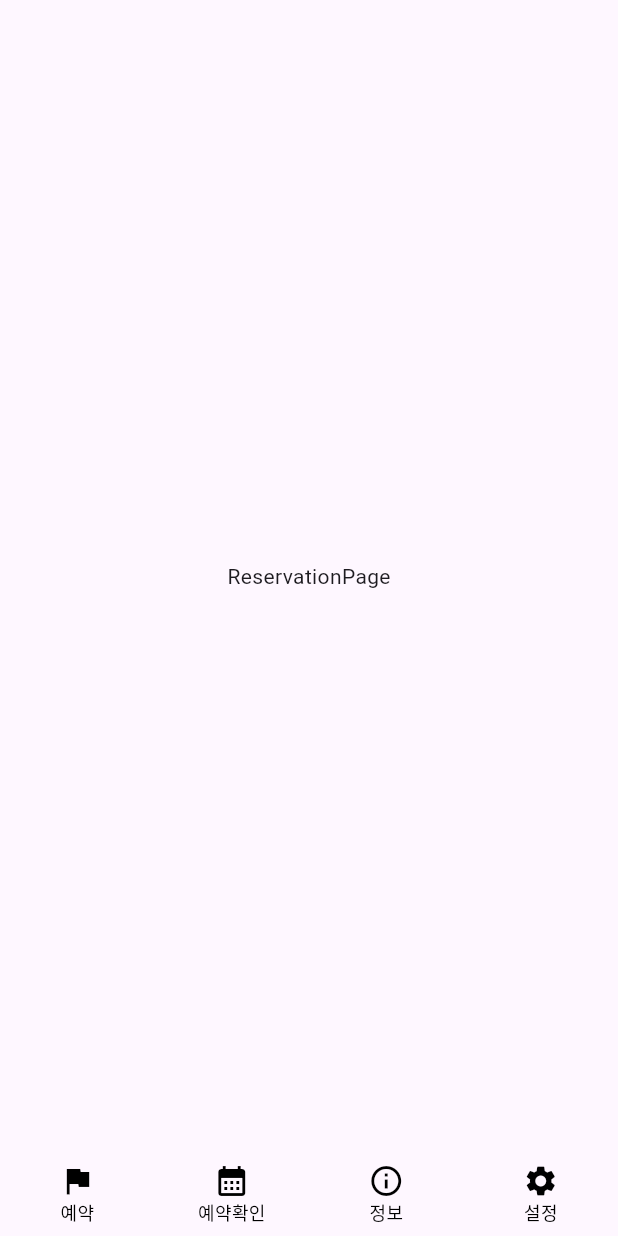
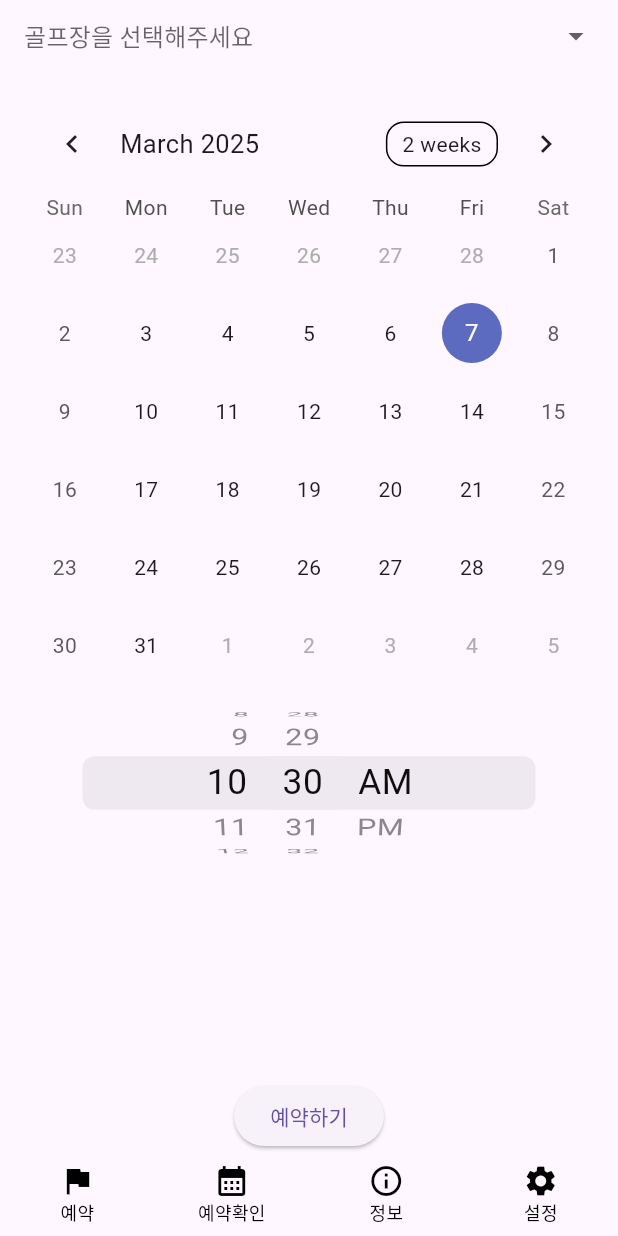
Before and after one commit to ksh20531/sunvally_macro_app, a Flutter app: the screen it shows after launch, on a phone screen of 412 x 824 dp. Run offline on Flutter 3.47's test engine with Material 3 defaults, Android fonts, the phone set to English and light mode, and no system bars; drawn by our look-alikes of table_calendar; our stand-ins replace get.

Commit message:
feat: 예약 페이지 작성

```diff
--- /dev/null
+++ b/lib/core/constants/golf_fields.dart
@@ -0,0 +1,8 @@
+class GolfFields {
+  static const String test = '테스트';
+  static const String sulAk = '설악';
+  static const String ilJuk = '일죽';
+  static const String yeoJu = '여주';
+
+  static List<String> get fields => [test, sulAk, ilJuk, yeoJu];
+}
--- /dev/null
+++ b/lib/presentation/controllers/reservation_controller.dart
@@ -0,0 +1,51 @@
+import 'package:get/get.dart';
+import 'package:sunvally_macro_app/core/constants/golf_fields.dart';
+
+/// 예약 페이지 컨트롤러
+class ReservationController extends GetxController {
+  final List<String> fields = GolfFields.fields; // 필드 리스트
+  final selectedField = ''.obs; // 선택한 필드
+  final selectedDateTime = DateTime.now().obs; // 선택한 시간
+
+  /// 필드 선택
+  void changeField(String? value) {
+    if (value != null) {
+      selectedField.value = value;
+    }
+  }
+
+  /// 날짜 변경
+  void changeDate(DateTime date) {
+    selectedDateTime.value = DateTime(
+      date.year,
+      date.month,
+      date.day,
+      selectedDateTime.value.hour,
+      selectedDateTime.value.minute,
+    );
+  }
+
+  /// 시간 변경
+  void changeTime(DateTime time) {
+    selectedDateTime.value = DateTime(
+      selectedDateTime.value.year,
+      selectedDateTime.value.month,
+      selectedDateTime.value.day,
+      time.hour,
+      time.minute,
+    );
+  }
+
+  /// 예약
+  void makeReservation() {
+    if (selectedField.value.isEmpty) {
+      Get.snackbar("오류", "골프장을 선택해주세요.");
+      return;
+    }
+
+    if (selectedDateTime.value.isBefore(DateTime.now())) {
+      Get.snackbar("오류", "과거 시간은 예약할 수 없습니다.");
+      return;
+    }
+  }
+}
--- a/lib/presentation/pages/reservation/reservation_page.dart
+++ b/lib/presentation/pages/reservation/reservation_page.dart
@@ -1,11 +1,37 @@
 import 'package:flutter/material.dart';
+import 'package:get/get.dart';
+import 'package:sunvally_macro_app/presentation/controllers/reservation_controller.dart';
+import 'package:sunvally_macro_app/presentation/pages/reservation/widgets/reservation_page_calendar.dart';
+import 'package:sunvally_macro_app/presentation/pages/reservation/widgets/reservation_page_field.dart';
+import 'package:sunvally_macro_app/presentation/pages/reservation/widgets/reservation_page_reserve_button.dart';
+import 'package:sunvally_macro_app/presentation/pages/reservation/widgets/reservation_page_timer.dart';
 
 class ReservationPage extends StatelessWidget {
+  /// 예약 페이지
   const ReservationPage({super.key});
 
   @override
   Widget build(BuildContext context) {
-    print('reserve');
-    return Scaffold(body: Center(child: Text('ReservationPage')));
+    print('ReservationPage');
+    final controller = Get.put(ReservationController());
+
+    return Scaffold(
+      body: SafeArea(
+        child: Padding(
+          padding: const EdgeInsets.fromLTRB(16, 0, 16, 0),
+          child: Column(
+            children: [
+              ReservationPageField(controller: controller), // 필드 선택
+              SizedBox(height: 16),
+              ReservationPageCalendar(controller: controller), // 날짜 선택
+              SizedBox(height: 16),
+              ReservationPageTimer(controller: controller), // 시간 선택
+              Spacer(),
+              ReservationPageReserveButton(controller: controller), // 예약 버튼
+            ],
+          ),
+        ),
+      ),
+    );
   }
 }
--- /dev/null
+++ b/lib/presentation/pages/reservation/widgets/reservation_page_calendar.dart
@@ -0,0 +1,36 @@
+import 'package:flutter/cupertino.dart';
+import 'package:flutter/material.dart';
+import 'package:get/get.dart';
+import 'package:sunvally_macro_app/presentation/controllers/reservation_controller.dart';
+import 'package:table_calendar/table_calendar.dart';
+
+class ReservationPageCalendar extends StatelessWidget {
+  /// 날짜 선택
+  const ReservationPageCalendar({super.key, required this.controller});
+  final ReservationController controller;
+
+  @override
+  Widget build(BuildContext context) {
+    return SizedBox(
+      width: double.infinity,
+      child: Column(
+        crossAxisAlignment: CrossAxisAlignment.start,
+        children: [
+          Obx(
+            () => TableCalendar(
+              firstDay: DateTime.now().subtract(const Duration(days: 30)),
+              lastDay: DateTime.now().add(const Duration(days: 30)),
+              focusedDay: controller.selectedDateTime.value,
+              selectedDayPredicate:
+                  (day) => isSameDay(controller.selectedDateTime.value, day),
+              onDaySelected: (selectedDay, focusedDay) {
+                // controller.selectedDate.value = selectedDay;
+                controller.changeDate(selectedDay);
+              },
+            ),
+          ),
+        ],
+      ),
+    );
+  }
+}
--- /dev/null
+++ b/lib/presentation/pages/reservation/widgets/reservation_page_field.dart
@@ -0,0 +1,36 @@
+import 'package:flutter/material.dart';
+import 'package:get/get.dart';
+import 'package:sunvally_macro_app/presentation/controllers/reservation_controller.dart';
+
+class ReservationPageField extends StatelessWidget {
+  /// 필드 선택
+  const ReservationPageField({super.key, required this.controller});
+  final ReservationController controller;
+
+  @override
+  Widget build(BuildContext context) {
+    return SizedBox(
+      width: double.infinity,
+      child: Obx(
+        () => DropdownButtonHideUnderline(
+          child: DropdownButton(
+            isExpanded: true,
+            items:
+                controller.fields
+                    .map(
+                      (field) =>
+                          DropdownMenuItem(value: field, child: Text(field)),
+                    )
+                    .toList(),
+            value:
+                controller.selectedField.value.isEmpty
+                    ? null
+                    : controller.selectedField.value,
+            onChanged: controller.changeField,
+            hint: const Text("골프장을 선택해주세요"),
+          ),
+        ),
+      ),
+    );
+  }
+}
--- /dev/null
+++ b/lib/presentation/pages/reservation/widgets/reservation_page_reserve_button.dart
@@ -0,0 +1,18 @@
+import 'package:flutter/material.dart';
+import 'package:sunvally_macro_app/presentation/controllers/reservation_controller.dart';
+
+class ReservationPageReserveButton extends StatelessWidget {
+  /// 예약 버튼
+  const ReservationPageReserveButton({super.key, required this.controller});
+  final ReservationController controller;
+
+  @override
+  Widget build(BuildContext context) {
+    return ElevatedButton(
+      onPressed: () {
+        controller.makeReservation();
+      },
+      child: Text('예약하기'),
+    );
+  }
+}
--- /dev/null
+++ b/lib/presentation/pages/reservation/widgets/reservation_page_timer.dart
@@ -0,0 +1,23 @@
+import 'package:flutter/cupertino.dart';
+import 'package:get/get.dart';
+import 'package:sunvally_macro_app/presentation/controllers/reservation_controller.dart';
+
+class ReservationPageTimer extends StatelessWidget {
+  /// 시간 선택
+  const ReservationPageTimer({super.key, required this.controller});
+  final ReservationController controller;
+
+  @override
+  Widget build(BuildContext context) {
+    return SizedBox(
+      height: 100,
+      child: Obx(
+        () => CupertinoDatePicker(
+          mode: CupertinoDatePickerMode.time,
+          initialDateTime: controller.selectedDateTime.value,
+          onDateTimeChanged: controller.selectedDateTime.call,
+        ),
+      ),
+    );
+  }
+}
--- a/pubspec.yaml
+++ b/pubspec.yaml
@@ -35,6 +35,7 @@ dependencies:
   # Use with the CupertinoIcons class for iOS style icons.
   cupertino_icons: ^1.0.8
   get: ^4.7.2
+  table_calendar: ^3.2.0
 
 dev_dependencies:
   flutter_test:
```
